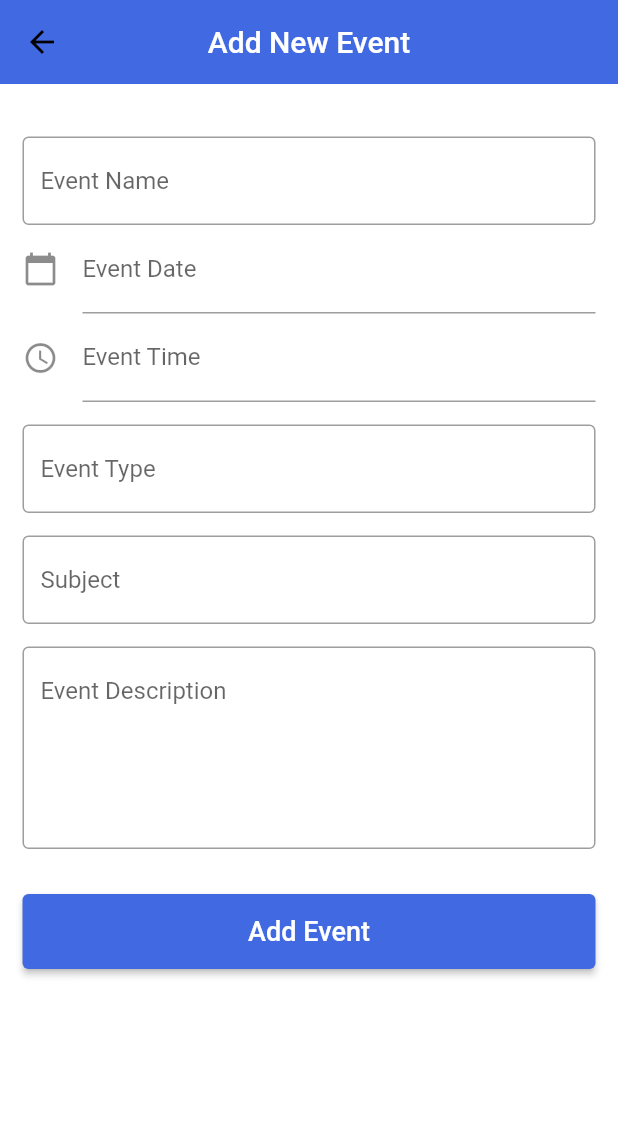
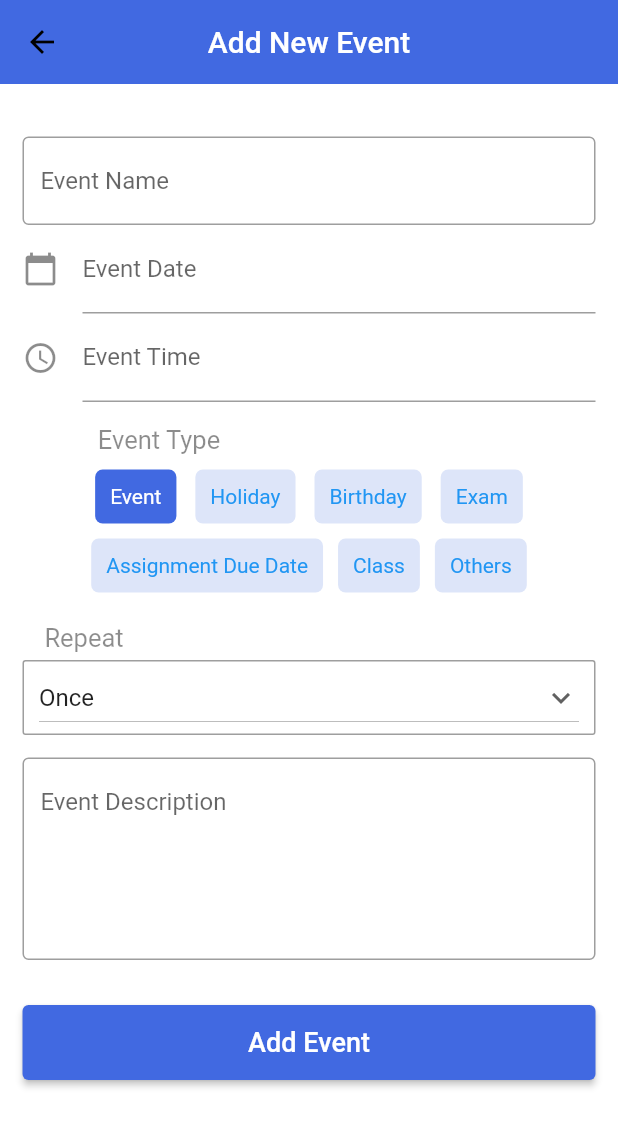
Before and after one commit to KishorKatuwal/TimelineandProjectMangementApp, a Flutter app: the AddEventScreen screen opened by its route, on a phone screen of 412 x 824 dp. Shown: the top 1127 px of the screen. Run offline on Flutter 3.47's test engine with Material 2 defaults, Android fonts, the phone set to English and light mode, and no system bars; our stand-ins replace csv, date_picker_timeline, flutter_local_notifications, shared_preferences, socket_io_client, table_calendar and 1 more; missing offline and left inert: shared_preferences_web; accounts and stored records are empty.

Commit message:
add event screen modidifed

```diff
--- a/lib/common/widgets/custom_textfiels.dart
+++ b/lib/common/widgets/custom_textfiels.dart
@@ -19,7 +19,6 @@ class CustomTextField extends StatelessWidget {
       controller: controller,
       obscureText: obText,
       decoration: InputDecoration(
-
         hintText: hintText,
         border: const OutlineInputBorder(
           borderSide: BorderSide(
--- a/lib/features/event/model/event_data_model.dart
+++ b/lib/features/event/model/event_data_model.dart
@@ -5,7 +5,7 @@ class EventDataModel {
   final String EventName;
   final String EventDate;
   final String EventTime;
-  final String Subject;
+  final String Repeat;
   final String Description;
   final String EventType;
 
@@ -14,7 +14,7 @@ class EventDataModel {
     required this.EventName,
     required this.EventDate,
     required this.EventTime,
-    required this.Subject,
+    required this.Repeat,
     required this.Description,
     required this.EventType,
   });
@@ -25,7 +25,7 @@ class EventDataModel {
     result.addAll({'EventName': EventName});
     result.addAll({'EventDate': EventDate});
     result.addAll({'EventTime': EventTime});
-    result.addAll({'Subject': Subject});
+    result.addAll({'Repeat': Repeat});
     result.addAll({'Description': Description});
     result.addAll({'EventType': EventType});
 
@@ -38,7 +38,7 @@ class EventDataModel {
       EventName: map['EventName'] ?? '',
       EventDate: map['EventDate'] ?? '',
       EventTime: map['EventTime'] ?? '',
-      Subject: map['Subject'] ?? '',
+      Repeat: map['Repeat'] ?? '',
       Description: map['Description'] ?? '',
       EventType: map['EventType'] ?? '',
     );
--- a/lib/features/event/screens/add_event_screen.dart
+++ b/lib/features/event/screens/add_event_screen.dart
@@ -2,6 +2,7 @@ import 'package:flutter/material.dart';
 import 'package:intl/intl.dart';
 import 'package:timelineandprojectmanagementapp/features/event/services/event_service.dart';
 import 'package:timelineandprojectmanagementapp/notification/notification_service.dart';
+import '../../../common/widgets/category_card.dart';
 import '../../../common/widgets/custom_button.dart';
 import '../../../common/widgets/custom_textfiels.dart';
 
@@ -20,17 +21,36 @@ class _AddEventScreenState extends State<AddEventScreen> {
   final _eventNameController = TextEditingController();
   final _eventDateController = TextEditingController();
   final _descriptionController = TextEditingController();
-  final _subjectController = TextEditingController();
+  final _repeatController = TextEditingController();
   final _eventTimeController = TextEditingController();
   final _eventTypeController = TextEditingController();
   final EventServices eventServices = EventServices();
+  String eventRepeatValue = "Once";
+  String category = "Event";
 
   @override
   void initState() {
     // TODO: implement initState
     super.initState();
     notificationService.initialiseNotifications();
+    _repeatController.text = eventRepeatValue;
+    _eventTypeController.text = category;
   }
+
+  _setCategory(String newCategory) {
+    setState(() {
+      category = newCategory;
+      _eventTypeController.text = category;
+    });
+  }
+
+  List<String> eventTypeCategories = [
+    'Once',
+    'EveryDay',
+    'Weekly',
+    'Monthly',
+    'Yearly',
+  ];
 
   @override
   void dispose() {
@@ -40,7 +60,7 @@ class _AddEventScreenState extends State<AddEventScreen> {
     _eventNameController.dispose();
     _eventDateController.dispose();
     _eventTimeController.dispose();
-    _subjectController.dispose();
+    _repeatController.dispose();
     _descriptionController.dispose();
   }
 
@@ -50,7 +70,7 @@ class _AddEventScreenState extends State<AddEventScreen> {
         EventName: _eventNameController.text,
         EventDate: _eventDateController.text,
         EventTime: _eventTimeController.text,
-        Subject: _subjectController.text,
+        Repeat: _repeatController.text,
         Description: _descriptionController.text,
         EventType: _eventTypeController.text);
   }
@@ -138,13 +158,137 @@ class _AddEventScreenState extends State<AddEventScreen> {
                   const SizedBox(
                     height: 15,
                   ),
-                  CustomTextField(
-                      controller: _eventTypeController, hintText: "Event Type"),
+                  Container(
+                    margin: const EdgeInsets.only(right: 200),
+                    child: const Text(
+                      "Event Type",
+                      style: TextStyle(
+                          fontSize: 17,
+                          color: Colors.black45,
+                          fontWeight: FontWeight.w400),
+                    ),
+                  ),
+                  const SizedBox(
+                    height: 5,
+                  ),
+                  Wrap(
+                    alignment: WrapAlignment.spaceEvenly,
+                    crossAxisAlignment: WrapCrossAlignment.start,
+                    children: [
+                      GestureDetector(
+                        onTap: () {
+                          _setCategory('Event');
+                        },
+                        child: CategoryCard(
+                          categoryText: 'Event',
+                          isActive: category == 'Event',
+                        ),
+                      ),
+                      GestureDetector(
+                        onTap: () {
+                          _setCategory('Holiday');
+                        },
+                        child: CategoryCard(
+                          categoryText: 'Holiday',
+                          isActive: category == 'Holiday',
+                        ),
+                      ),
+                      GestureDetector(
+                        onTap: () {
+                          _setCategory('Birthday');
+                        },
+                        child: CategoryCard(
+                          categoryText: 'Birthday',
+                          isActive: category == 'Birthday',
+                        ),
+                      ),
+                      GestureDetector(
+                        onTap: () {
+                          _setCategory('Exam');
+                        },
+                        child: CategoryCard(
+                          categoryText: 'Exam',
+                          isActive: category == 'Exam',
+                        ),
+                      ),
+                      GestureDetector(
+                        onTap: () {
+                          _setCategory('Assignment Due Date');
+                        },
+                        child: CategoryCard(
+                          categoryText: 'Assignment Due Date',
+                          isActive: category == 'Assignment Due Date',
+                        ),
+                      ),
+                      GestureDetector(
+                        onTap: () {
+                          _setCategory('Class');
+                        },
+                        child: CategoryCard(
+                          categoryText: 'Class',
+                          isActive: category == 'Class',
+                        ),
+                      ),
+                      GestureDetector(
+                        onTap: () {
+                          _setCategory('Others');
+                        },
+                        child: CategoryCard(
+                          categoryText: 'Others',
+                          isActive: category == 'Others',
+                        ),
+                      ),
+                    ],
+                  ),
                   const SizedBox(
                     height: 15,
                   ),
-                  CustomTextField(
-                      controller: _subjectController, hintText: "Subject"),
+                  Container(
+                    margin: const EdgeInsets.only(right: 300),
+                    child: const Text(
+                      "Repeat",
+                      style: TextStyle(
+                          fontSize: 17,
+                          color: Colors.black45,
+                          fontWeight: FontWeight.w400),
+                    ),
+                  ),
+                  const SizedBox(
+                    height: 5,
+                  ),
+                  Container(
+                    width: double.infinity,
+                    padding: const EdgeInsets.only(
+                      right: 10,
+                      left: 10,
+                    ),
+                    decoration: BoxDecoration(
+                        borderRadius: BorderRadius.circular(2),
+                        border: Border.all(
+                            color: Colors.black38,
+                            width: 1,
+                            style: BorderStyle.solid)),
+                    child: DropdownButton(
+                      alignment: Alignment.centerLeft,
+                      isExpanded: true,
+                      elevation: 0,
+                      value: eventRepeatValue,
+                      borderRadius: BorderRadius.circular(10),
+                      icon: const Icon(Icons.keyboard_arrow_down),
+                      items: eventTypeCategories.map((String item) {
+                        return DropdownMenuItem(
+                          value: item,
+                          child: Text(item),
+                        );
+                      }).toList(),
+                      onChanged: (String? newVal) {
+                        setState(() {
+                          eventRepeatValue = newVal!;
+                          _repeatController.text = eventRepeatValue;
+                        });
+                      },
+                    ),
+                  ),
                   const SizedBox(
                     height: 15,
                   ),
@@ -162,8 +306,8 @@ class _AddEventScreenState extends State<AddEventScreen> {
                       if (_addEventFormKey.currentState!.validate()) {
                         print("Button Pressed");
                         addNewEvent();
-                        notificationService.scheduleEventNotification(112, 6, 2,
-                            _eventNameController.text, _subjectController.text);
+                        // notificationService.scheduleEventNotification(112, 6, 2,
+                        //     _eventNameController.text, _subjectController.text);
                       }
                     },
                   ),
--- a/lib/features/event/screens/view_addedEvent_screen.dart
+++ b/lib/features/event/screens/view_addedEvent_screen.dart
@@ -110,8 +110,8 @@ class _ViewAddedEventScreenState extends State<ViewAddedEventScreen> {
                                   text: eventModel[index].EventTime,
                                   headText: "Event Time: "),
                               CommonText(
-                                  text: eventModel[index].Subject,
-                                  headText: "Event Subject: "),
+                                  text: eventModel[index].Repeat,
+                                  headText: "Event Repeat: "),
                               CommonText(
                                   text: eventModel[index].EventType,
                                   headText: "Event Type: "),
--- a/lib/features/event/services/event_service.dart
+++ b/lib/features/event/services/event_service.dart
@@ -22,7 +22,7 @@ class EventServices {
     required String EventName,
     required String EventDate,
     required String EventTime,
-    required String Subject,
+    required String Repeat,
     required String Description,
     required String EventType,
   }) async {
@@ -34,7 +34,7 @@ class EventServices {
           EventName: EventName,
           EventDate: EventDate,
           EventTime: EventTime,
-          Subject: Subject,
+          Repeat: Repeat,
           Description: Description,
           EventType: EventType);
 
--- a/lib/features/project_management/projects_screens/progress_card.dart
+++ b/lib/features/project_management/projects_screens/progress_card.dart
@@ -52,7 +52,9 @@ class ProgressCard extends StatelessWidget {
                       ),
                     ),
                     Text(
-                      "$remainingDays days remaining!",
+                      remainingDays > 0
+                          ? "$remainingDays days remaining!"
+                          : "Project on due!",
                       style: const TextStyle(
                         color: Colors.grey,
                         fontSize: 10,
```
Also changed, not shown: 3 other files.
